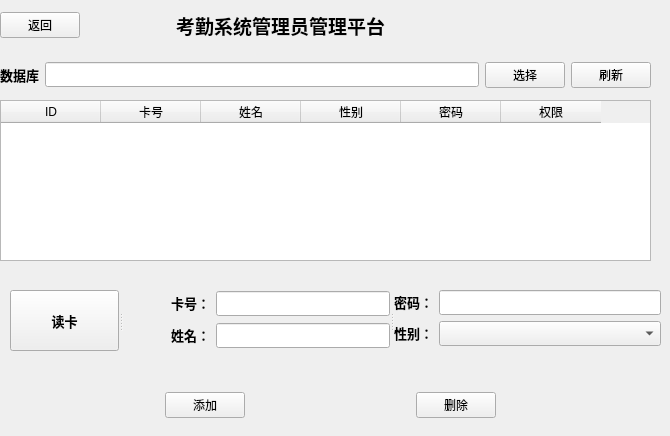
AKHYui/Swipe-System, file Adminpage.ui: the form before one commit.
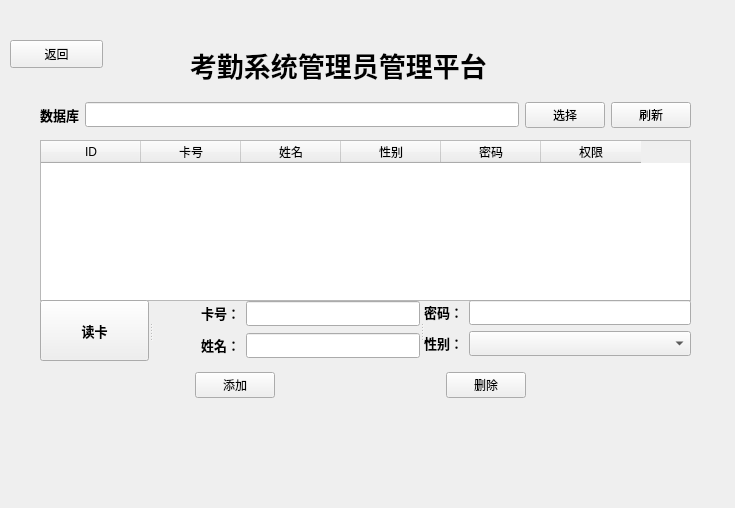
The form after the commit. Icons and pictures are not drawn.

The edit to the form file:
```diff
--- a/Adminpage.ui
+++ b/Adminpage.ui
@@ -6,18 +6,30 @@
    <rect>
     <x>0</x>
     <y>0</y>
-    <width>670</width>
-    <height>436</height>
+    <width>735</width>
+    <height>508</height>
    </rect>
   </property>
   <property name="windowTitle">
    <string>Form</string>
   </property>
+  <widget class="QWidget" name="widget" native="true">
+   <property name="geometry">
+    <rect>
+     <x>0</x>
+     <y>0</y>
+     <width>741</width>
+     <height>511</height>
+    </rect>
+   </property>
+   <property name="styleSheet">
+    <string notr="true">#widget{background-image: url(:/new/prefix1/img/addpage.png);}</string>
+   </property>
   <widget class="QWidget" name="layoutWidget">
    <property name="geometry">
     <rect>
-     <x>0</x>
-     <y>390</y>
+      <x>30</x>
+      <y>370</y>
      <width>661</width>
      <height>30</height>
     </rect>
@@ -78,71 +90,58 @@
     </item>
    </layout>
   </widget>
-  <widget class="QWidget" name="layoutWidget_5">
+   <widget class="QWidget" name="layoutWidget_2">
    <property name="geometry">
     <rect>
-     <x>0</x>
-     <y>0</y>
-     <width>651</width>
-     <height>51</height>
-    </rect>
-   </property>
-   <layout class="QHBoxLayout" name="horizontalLayout_2">
-    <item>
-     <widget class="QPushButton" name="pbn_back">
-      <property name="text">
-       <string>返回</string>
-      </property>
-     </widget>
-    </item>
-    <item>
-     <layout class="QHBoxLayout" name="horizontalLayout">
-      <item>
-       <spacer name="horizontalSpacer_4">
-        <property name="orientation">
-         <enum>Qt::Horizontal</enum>
-        </property>
-        <property name="sizeType">
-         <enum>QSizePolicy::Maximum</enum>
-        </property>
-        <property name="sizeHint" stdset="0">
-         <size>
-          <width>90</width>
-          <height>20</height>
-         </size>
-        </property>
-       </spacer>
-      </item>
-      <item>
-       <widget class="QLabel" name="lb_sysName">
-        <property name="text">
-         <string>&lt;html&gt;&lt;head/&gt;&lt;body&gt;&lt;p align=&quot;center&quot;&gt;&lt;span style=&quot; font-size:14pt; font-weight:600;&quot;&gt;考勤系统管理员管理平台&lt;/span&gt;&lt;/p&gt;&lt;/body&gt;&lt;/html&gt;</string>
-        </property>
-       </widget>
-      </item>
-      <item>
-       <spacer name="horizontalSpacer_5">
-        <property name="orientation">
-         <enum>Qt::Horizontal</enum>
-        </property>
-        <property name="sizeHint" stdset="0">
-         <size>
-          <width>40</width>
-          <height>20</height>
-         </size>
-        </property>
-       </spacer>
-      </item>
-     </layout>
-    </item>
-   </layout>
-  </widget>
-  <widget class="QTableWidget" name="db_table">
-   <property name="geometry">
-    <rect>
-     <x>0</x>
+      <x>40</x>
      <y>100</y>
      <width>651</width>
+      <height>30</height>
+     </rect>
+    </property>
+    <layout class="QHBoxLayout" name="db_select">
+     <item>
+      <widget class="QLabel" name="lb_db">
+       <property name="text">
+        <string>&lt;html&gt;&lt;head/&gt;&lt;body&gt;&lt;p&gt;&lt;span style=&quot; font-size:10pt; font-weight:600;&quot;&gt;数据库&lt;/span&gt;&lt;/p&gt;&lt;/body&gt;&lt;/html&gt;</string>
+       </property>
+      </widget>
+     </item>
+     <item>
+      <widget class="QLineEdit" name="ted_dbpath">
+       <property name="minimumSize">
+        <size>
+         <width>0</width>
+         <height>25</height>
+        </size>
+       </property>
+       <property name="readOnly">
+        <bool>true</bool>
+       </property>
+      </widget>
+     </item>
+     <item>
+      <widget class="QPushButton" name="btn_dbselect">
+       <property name="text">
+        <string>选择</string>
+       </property>
+      </widget>
+     </item>
+     <item>
+      <widget class="QPushButton" name="btn_dbrefresh">
+       <property name="text">
+        <string>刷新</string>
+       </property>
+      </widget>
+     </item>
+    </layout>
+   </widget>
+   <widget class="QTableWidget" name="db_table">
+    <property name="geometry">
+     <rect>
+      <x>40</x>
+      <y>140</y>
+      <width>651</width>
      <height>161</height>
     </rect>
    </property>
@@ -189,8 +188,8 @@
   <widget class="QSplitter" name="splitter">
    <property name="geometry">
     <rect>
-     <x>10</x>
-     <y>290</y>
+      <x>40</x>
+      <y>300</y>
      <width>651</width>
      <height>61</height>
     </rect>
@@ -332,51 +331,32 @@
     </layout>
    </widget>
   </widget>
-  <widget class="QWidget" name="layoutWidget_2">
+   <widget class="QPushButton" name="pbn_back">
    <property name="geometry">
     <rect>
-     <x>0</x>
-     <y>60</y>
-     <width>651</width>
-     <height>30</height>
-    </rect>
-   </property>
-   <layout class="QHBoxLayout" name="db_select">
-    <item>
-     <widget class="QLabel" name="lb_db">
+      <x>10</x>
+      <y>40</y>
+      <width>93</width>
+      <height>28</height>
+     </rect>
+    </property>
       <property name="text">
-       <string>&lt;html&gt;&lt;head/&gt;&lt;body&gt;&lt;p&gt;&lt;span style=&quot; font-size:10pt; font-weight:600;&quot;&gt;数据库&lt;/span&gt;&lt;/p&gt;&lt;/body&gt;&lt;/html&gt;</string>
-      </property>
-     </widget>
-    </item>
-    <item>
-     <widget class="QLineEdit" name="ted_dbpath">
-      <property name="minimumSize">
-       <size>
-        <width>0</width>
-        <height>25</height>
-       </size>
-      </property>
-      <property name="readOnly">
-       <bool>true</bool>
-      </property>
-     </widget>
-    </item>
-    <item>
-     <widget class="QPushButton" name="btn_dbselect">
+     <string>返回</string>
+    </property>
+   </widget>
+   <widget class="QLabel" name="label">
+    <property name="geometry">
+     <rect>
+      <x>190</x>
+      <y>40</y>
+      <width>381</width>
+      <height>51</height>
+     </rect>
+    </property>
       <property name="text">
-       <string>选择</string>
-      </property>
-     </widget>
-    </item>
-    <item>
-     <widget class="QPushButton" name="btn_dbrefresh">
-      <property name="text">
-       <string>刷新</string>
-      </property>
-     </widget>
-    </item>
-   </layout>
+     <string>&lt;html&gt;&lt;head/&gt;&lt;body&gt;&lt;p&gt;&lt;span style=&quot; font-size:20pt; font-weight:600;&quot;&gt;考勤系统管理员管理平台&lt;/span&gt;&lt;/p&gt;&lt;/body&gt;&lt;/html&gt;</string>
+    </property>
+   </widget>
   </widget>
  </widget>
  <resources/>
```
Lines whose indentation alone changed are shown as unchanged.
